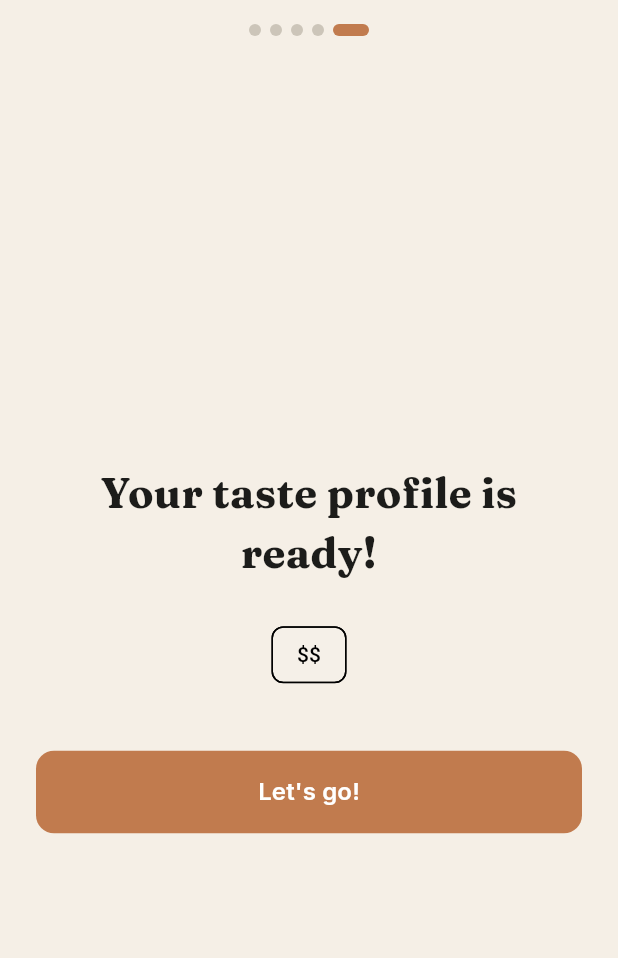
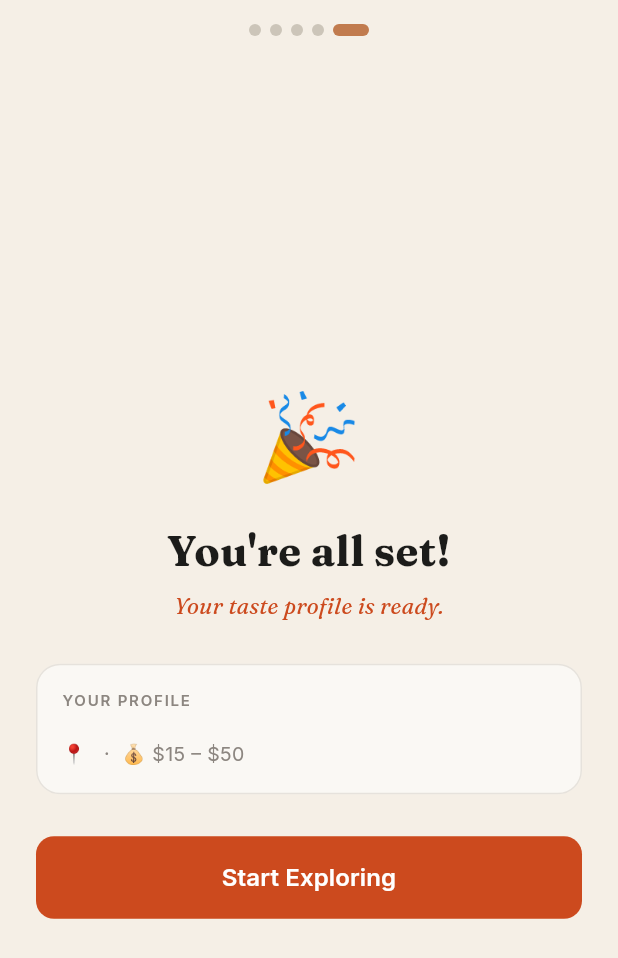
Before and after one commit to Xart3mis/TheDiningAtlas, a Flutter app: the screen it shows once a user with an empty profile is signed in, swiped to page 5, on a phone screen of 412 x 824 dp. Shown: the top 958 px of the screen. Run offline on Flutter 3.47's test engine with Material 3 defaults, Android fonts, the phone set to English and light mode, and no system bars; our stand-ins replace cached_network_image, cloud_firestore, connectivity_plus, firebase_auth, firebase_core, firebase_messaging and 9 more; missing offline and left inert: geoflutterfire_plus; accounts and stored records are empty.

Commit message:
feat: profile ready screen — polished redesign with summary card and Start Exploring CTA

```diff
--- a/lib/screens/onboarding/profile_ready_screen.dart
+++ b/lib/screens/onboarding/profile_ready_screen.dart
@@ -4,6 +4,29 @@ import 'package:provider/provider.dart';
 import '../../providers/onboarding_provider.dart';
 import '../../providers/auth_provider.dart';
 import '../../core/constants/route_names.dart';
+import '../../theme/app_theme.dart';
+
+const _kVibeLabels = {
+  'hidden_cafe':  ('Hidden Café',  '☕'),
+  'street_food':  ('Street Food',  '🌮'),
+  'rooftop_bar':  ('Rooftop Bar',  '🍸'),
+  'local_market': ('Local Market', '🛒'),
+  'art_gallery':  ('Art Gallery',  '🎨'),
+  'night_life':   ('Nightlife',    '🎵'),
+  'fine_dining':  ('Fine Dining',  '🍽️'),
+  'nature_spot':  ('Nature Spot',  '🌿'),
+  'beach_vibes':  ('Beach Vibes',  '🏖️'),
+  'craft_beer':   ('Craft Beer',   '🍺'),
+  'wellness':     ('Wellness',     '🧘'),
+  'cultural':     ('Cultural',     '🎭'),
+};
+
+const _kBudgetLabels = {
+  r'$':    r'Under $15',
+  r'$$':   r'$15 – $50',
+  r'$$$':  r'$50 – $100',
+  r'$$$$': r'$100+',
+};
 
 class ProfileReadyScreen extends StatelessWidget {
   const ProfileReadyScreen({super.key});
@@ -18,26 +41,80 @@ class ProfileReadyScreen extends StatelessWidget {
       child: Column(
         mainAxisAlignment: MainAxisAlignment.center,
         children: [
-          Text('Your taste profile is ready!',
+          const Text('🎉', style: TextStyle(fontSize: 56)),
+          const SizedBox(height: 16),
+          Text("You're all set!",
               textAlign: TextAlign.center,
               style: GoogleFonts.fraunces(
                   fontSize: 28,
                   fontWeight: FontWeight.w700,
-                  color: const Color(0xFF1C1C1A))),
-          const SizedBox(height: 24),
-          Wrap(
-            spacing: 8,
-            runSpacing: 8,
-            alignment: WrapAlignment.center,
-            children: [
-              ...onboarding.vibes.map(
-                  (v) => Chip(label: Text(v.replaceAll('_', ' ')))),
-              Chip(label: Text(onboarding.budget)),
-              ...onboarding.atmosphere
-                  .map((a) => Chip(label: Text(a.replaceAll('_', ' ')))),
-            ],
+                  color: AppColors.ink)),
+          const SizedBox(height: 6),
+          Text('Your taste profile is ready.',
+              style: GoogleFonts.fraunces(
+                  fontSize: 15,
+                  fontStyle: FontStyle.italic,
+                  color: AppColors.terracotta)),
+          const SizedBox(height: 28),
+
+          // Profile summary card
+          Container(
+            width: double.infinity,
+            padding: const EdgeInsets.all(16),
+            decoration: BoxDecoration(
+              color: AppColors.white,
+              borderRadius: BorderRadius.circular(16),
+              border: Border.all(
+                  color: AppColors.lightGrey.withValues(alpha: 0.6)),
+            ),
+            child: Column(
+              crossAxisAlignment: CrossAxisAlignment.start,
+              children: [
+                Text('YOUR PROFILE',
+                    style: GoogleFonts.inter(
+                        fontSize: 10,
+                        fontWeight: FontWeight.w600,
+                        color: AppColors.warmGrey,
+                        letterSpacing: 1.2)),
+                const SizedBox(height: 10),
+                Wrap(
+                  spacing: 6,
+                  runSpacing: 6,
+                  children: onboarding.vibes.map((id) {
+                    final entry = _kVibeLabels[id];
+                    final display = entry != null
+                        ? '${entry.$2} ${entry.$1}'
+                        : id.replaceAll('_', ' ');
+                    return Container(
+                      padding: const EdgeInsets.symmetric(
+                          horizontal: 10, vertical: 5),
+                      decoration: BoxDecoration(
+                        color: AppColors.terracotta.withValues(alpha: 0.1),
+                        borderRadius: BorderRadius.circular(20),
+                        border: Border.all(
+                            color: AppColors.terracotta
+                                .withValues(alpha: 0.3)),
+                      ),
+                      child: Text(display,
+                          style: GoogleFonts.inter(
+                              fontSize: 12,
+                              color: AppColors.terracotta,
+                              fontWeight: FontWeight.w500)),
+                    );
+                  }).toList(),
+                ),
+                const SizedBox(height: 10),
+                Text(
+                  '📍 ${onboarding.countryName}  ·  💰 ${_kBudgetLabels[onboarding.budget] ?? onboarding.budget}',
+                  style: GoogleFonts.inter(
+                      fontSize: 13, color: AppColors.warmGrey),
+                ),
+              ],
+            ),
           ),
-          const SizedBox(height: 40),
+          const SizedBox(height: 28),
+
+          // CTA button
           SizedBox(
             width: double.infinity,
             child: ElevatedButton(
@@ -53,7 +130,7 @@ class ProfileReadyScreen extends StatelessWidget {
                       }
                     },
               style: ElevatedButton.styleFrom(
-                backgroundColor: const Color(0xFFC17B4E),
+                backgroundColor: AppColors.terracotta,
                 padding: const EdgeInsets.symmetric(vertical: 16),
                 shape: RoundedRectangleBorder(
                     borderRadius: BorderRadius.circular(12)),
@@ -65,7 +142,7 @@ class ProfileReadyScreen extends StatelessWidget {
                       height: 20,
                       child: CircularProgressIndicator(
                           color: Colors.white, strokeWidth: 2))
-                  : Text("Let's go!",
+                  : Text('Start Exploring',
                       style: GoogleFonts.inter(
                           color: Colors.white,
                           fontSize: 16,
```
